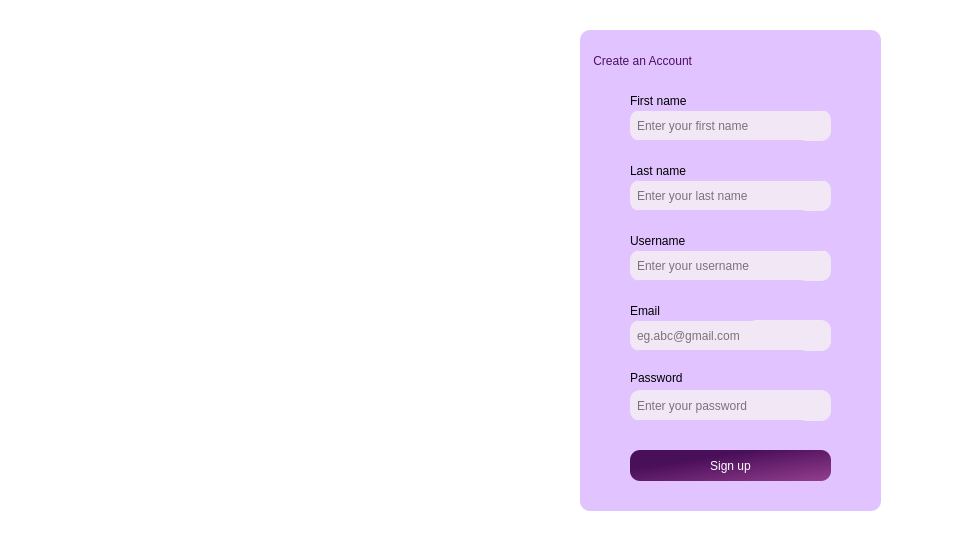
Before: the Qt Designer form signin.ui in Nirjaraa/spendwise, drawn with Qt 5.
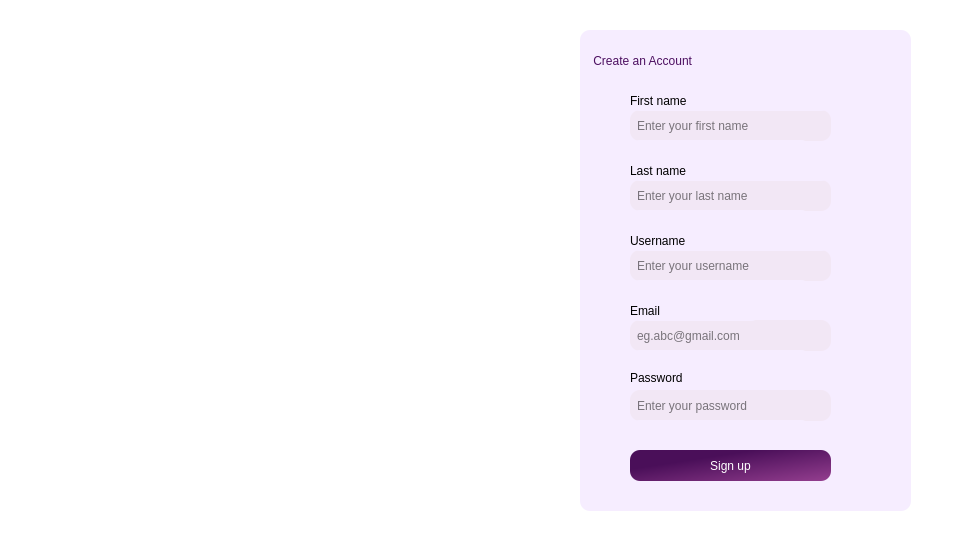
After: the same form once the commit is applied. Icons and pictures are not drawn.

What changed in the file:
```diff
--- a/signin.ui
+++ b/signin.ui
@@ -43,13 +43,13 @@
      <rect>
       <x>580</x>
       <y>30</y>
-      <width>301</width>
+      <width>331</width>
       <height>481</height>
      </rect>
     </property>
     <property name="styleSheet">
      <string notr="true"> border-radius:10px;
- background-color: rgb(225,196,255);
+ background-color:rgb(246, 237, 255)
 
  
 
@@ -63,7 +63,7 @@
       <rect>
        <x>10</x>
        <y>10</y>
-       <width>287</width>
+       <width>341</width>
        <height>41</height>
       </rect>
      </property>
```
